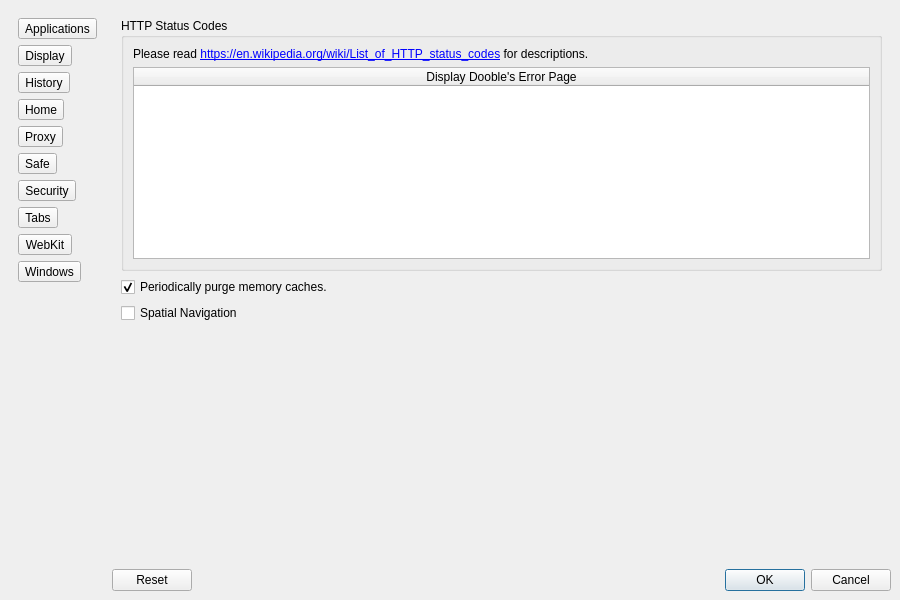
textbrowser/dooble, file Version 2.x/UI/dsettings.ui: the form before one commit.
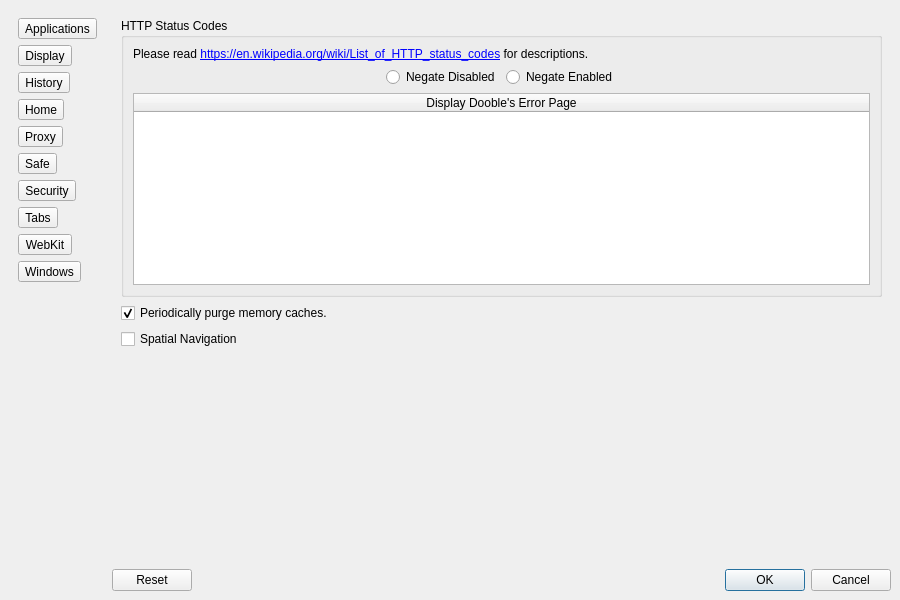
The form after the commit. The open tabs and pages were chosen to show the change. Custom widgets are drawn as their Qt base class.

Commit message: Merged from 1.x.

Diff of the .ui file:
```diff
--- a/Version 2.x/UI/dsettings.ui
+++ b/Version 2.x/UI/dsettings.ui
@@ -4338,6 +4338,50 @@
                </property>
               </widget>
              </item>
+             <item>
+              <layout class="QHBoxLayout" name="horizontalLayout_50">
+               <item>
+                <spacer name="horizontalSpacer_45">
+                 <property name="orientation">
+                  <enum>Qt::Horizontal</enum>
+                 </property>
+                 <property name="sizeHint" stdset="0">
+                  <size>
+                   <width>40</width>
+                   <height>20</height>
+                  </size>
+                 </property>
+                </spacer>
+               </item>
+               <item>
+                <widget class="QRadioButton" name="negate_disabled_http_codes">
+                 <property name="text">
+                  <string>Negate Disabled</string>
+                 </property>
+                </widget>
+               </item>
+               <item>
+                <widget class="QRadioButton" name="negate_enabled_http_codes">
+                 <property name="text">
+                  <string>Negate Enabled</string>
+                 </property>
+                </widget>
+               </item>
+               <item>
+                <spacer name="horizontalSpacer_44">
+                 <property name="orientation">
+                  <enum>Qt::Horizontal</enum>
+                 </property>
+                 <property name="sizeHint" stdset="0">
+                  <size>
+                   <width>40</width>
+                   <height>20</height>
+                  </size>
+                 </property>
+                </spacer>
+               </item>
+              </layout>
+             </item>
              <item>
               <widget class="QTableWidget" name="httpStatusCodes">
                <attribute name="horizontalHeaderDefaultSectionSize">
```
Left out of the diff: 26 changed lines with no effect on the pictures.
